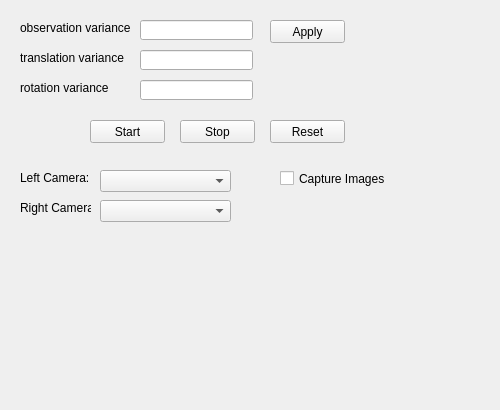
Qt form Hanse/Module_VisualSLAM/form_visualslam.ui (iti-luebeck/HANSE2011) before a commit.
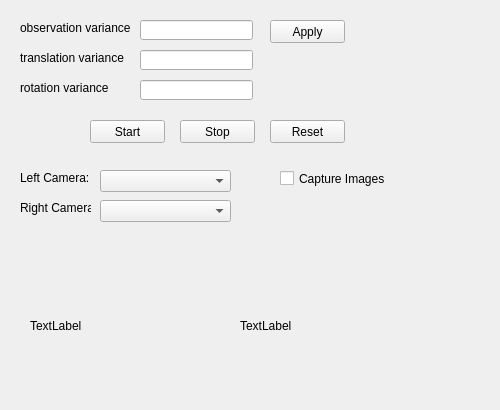
The same form after that commit.

The edit to the form file:
```diff
--- a/Hanse/Module_VisualSLAM/form_visualslam.ui
+++ b/Hanse/Module_VisualSLAM/form_visualslam.ui
@@ -193,6 +193,38 @@
     <string>Capture Images</string>
    </property>
   </widget>
+  <widget class="QLabel" name="leftLabel">
+   <property name="geometry">
+    <rect>
+     <x>30</x>
+     <y>260</y>
+     <width>191</width>
+     <height>131</height>
+    </rect>
+   </property>
+   <property name="text">
+    <string>TextLabel</string>
+   </property>
+   <property name="scaledContents">
+    <bool>true</bool>
+   </property>
+  </widget>
+  <widget class="QLabel" name="rightLabel">
+   <property name="geometry">
+    <rect>
+     <x>240</x>
+     <y>260</y>
+     <width>191</width>
+     <height>131</height>
+    </rect>
+   </property>
+   <property name="text">
+    <string>TextLabel</string>
+   </property>
+   <property name="scaledContents">
+    <bool>true</bool>
+   </property>
+  </widget>
  </widget>
  <resources/>
  <connections/>
```
